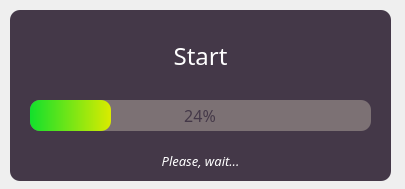
Above: loading.ui from Tim-977/EngFilter-V2.6 before the change. Below: the same form after it.
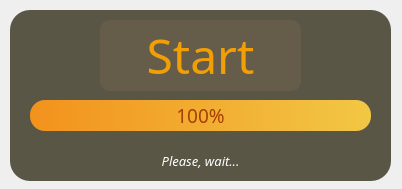
That is the form after the change.

What changed in the file:
```diff
--- a/loading.ui
+++ b/loading.ui
@@ -6,7 +6,7 @@
    <rect>
     <x>0</x>
     <y>0</y>
-    <width>405</width>
+    <width>402</width>
     <height>189</height>
    </rect>
   </property>
@@ -30,8 +30,8 @@
    </property>
    <property name="styleSheet">
     <string notr="true">QFrame {
-	border-radius: 10px;
-	background-color: rgb(68, 56, 72)
+	border-radius: 20px;
+	background-color: #595645;
 }</string>
    </property>
    <property name="frameShape">
@@ -51,26 +51,26 @@
     </property>
     <property name="font">
      <font>
-      <family>Tempus Sans ITC</family>
-      <pointsize>12</pointsize>
+      <family>Jokerman</family>
+      <pointsize>14</pointsize>
       <weight>50</weight>
       <bold>false</bold>
      </font>
     </property>
     <property name="styleSheet">
      <string notr="true">QProgressBar{
-	background-color: rgb(124, 113, 116);
-	border-radius: 10px;
-	color: rgb(68, 56, 72);
+	background-color: rgb(124, 113, 70);
+	border-radius: 15px;
+	color: #A63F03;
 }
 
 QProgressBar::chunk{
-	border-radius: 10px;
-	background-color: qlineargradient(spread:pad, x1:0, y1:0, x2:1, y2:0, stop:0 #12E02C, stop:1 #DAEB00);
+	border-radius: 15px;
+	background-color: qlineargradient(spread:pad, x1:0, y1:0, x2:1, y2:0, stop:1 #F2C744, stop:0 #F2921D);
 }</string>
     </property>
     <property name="value">
-     <number>24</number>
+     <number>100</number>
     </property>
     <property name="alignment">
      <set>Qt::AlignCenter</set>
@@ -85,23 +85,25 @@
    <widget class="QLabel" name="label">
     <property name="geometry">
      <rect>
-      <x>20</x>
+      <x>100</x>
       <y>30</y>
-      <width>341</width>
+      <width>191</width>
       <height>41</height>
      </rect>
     </property>
     <property name="font">
      <font>
-      <family>Showcard Gothic</family>
-      <pointsize>18</pointsize>
+      <family>Jokerman</family>
+      <pointsize>22</pointsize>
       <weight>50</weight>
       <bold>false</bold>
      </font>
     </property>
     <property name="styleSheet">
      <string notr="true">QLabel{
-	color: white;
+	border-radius: 10px;
+	color: #F29F05;
+	background-color: #595645;
 }</string>
     </property>
     <property name="text">
@@ -142,6 +144,9 @@
     </property>
    </widget>
    <widget class="QPushButton" name="pushButton">
+    <property name="enabled">
+     <bool>true</bool>
+    </property>
     <property name="geometry">
      <rect>
       <x>90</x>
@@ -152,8 +157,8 @@
     </property>
     <property name="font">
      <font>
-      <family>Showcard Gothic</family>
-      <pointsize>18</pointsize>
+      <family>Jokerman</family>
+      <pointsize>36</pointsize>
      </font>
     </property>
     <property name="cursor">
@@ -162,8 +167,8 @@
     <property name="styleSheet">
      <string notr="true">QPushButton{
 	border-radius: 10px;
-	color: white;
-	background-color: rgb(68, 56, 72);
+	color: #F29F05;
+	background-color: #665C4A;
 }</string>
     </property>
     <property name="text">
```
